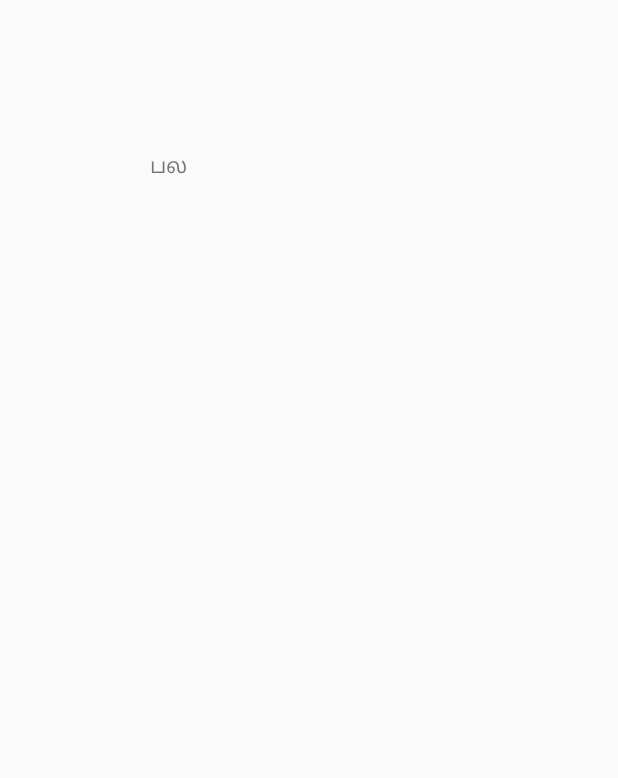
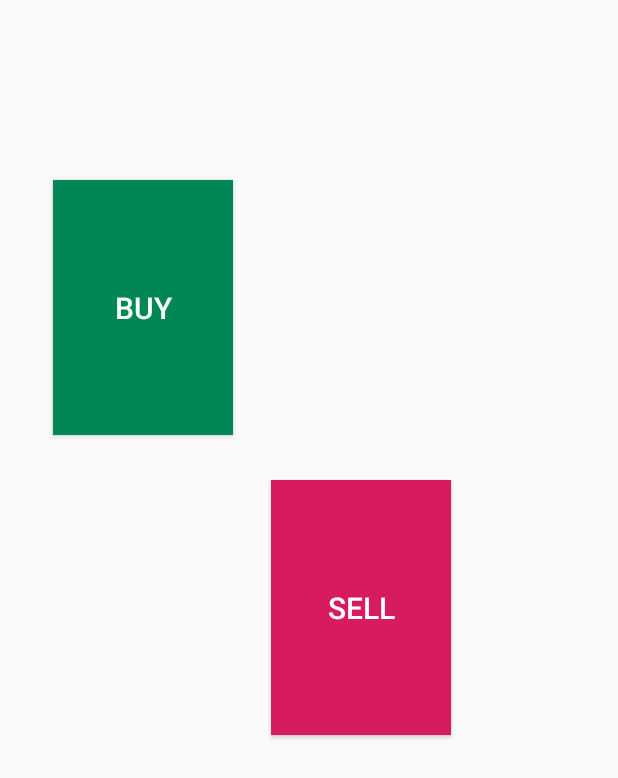
Before and after one commit to MohanPM55/Multi-Vendor, an Android app: the screen it shows after launch (MainActivity), on a phone screen of 412 x 824 dp. Before the commit the part shown is almost empty. Shown: the top 778 px of the screen. Run offline under Robolectric (Android 15) with nearby library versions, the phone set to English and light mode, and no system bars.

Commit message:
Modified MainActivity.java, AndroidManifest.xml, activity_main.xml and Added BuyMainActivity.java, main/res/layout/activity_buy_main.xml

```diff
--- a/app/src/main/AndroidManifest.xml
+++ b/app/src/main/AndroidManifest.xml
@@ -9,7 +9,11 @@
         android:roundIcon="@mipmap/ic_launcher_round"
         android:supportsRtl="true"
         android:theme="@style/AppTheme">
-        <activity android:name=".MainActivity">
+        <activity android:name=".BuyMainActivity"
+            android:screenOrientation="portrait"></activity>
+        <activity android:name=".MainActivity"
+            android:screenOrientation="portrait"
+            >
             <intent-filter>
                 <action android:name="android.intent.action.MAIN" />
 
--- a/app/src/main/java/com/agri/multivendor/MainActivity.java
+++ b/app/src/main/java/com/agri/multivendor/MainActivity.java
@@ -5,17 +5,29 @@ import androidx.appcompat.app.AppCompatActivity;
 
 import android.content.Intent;
 import android.os.Bundle;
-import android.os.Handler;
-
-
-import com.agri.multivendor.R;
+import android.view.View;
+import android.widget.Button;
 
 public class MainActivity extends AppCompatActivity {
+
+    Button buyButton;
 
     @Override
     protected void onCreate(Bundle savedInstanceState) {
         super.onCreate(savedInstanceState);
         setContentView(R.layout.activity_main);
 
+        buyButton = findViewById(R.id.btnBuy);
+        final Intent intent = new Intent(this, BuyMainActivity.class);
+        buyButton.setOnClickListener(new View.OnClickListener() {
+            @Override
+            public void onClick(View view) {
+                startActivity(intent);
+            }
+        });
+
+
+
+
     }
 }
--- a/app/src/main/res/layout/activity_main.xml
+++ b/app/src/main/res/layout/activity_main.xml
@@ -3,15 +3,33 @@
     xmlns:tools="http://schemas.android.com/tools"
     android:layout_width="match_parent"
     android:layout_height="match_parent"
-    android:orientation="vertical"
+    android:orientation="horizontal"
     tools:context=".MainActivity">
 
+    <Button
+        android:clickable="true"
+        android:background="@color/colorPrimary"
+        android:textColor="#ffffff"
+        android:id="@+id/btnBuy"
+        android:layout_width="120dp"
+        android:layout_height="170dp"
+        android:layout_marginTop="120dp"
+        android:layout_marginStart="35dp"
+        android:textSize="20sp"
+        android:text="BUY"
+        />
 
-    <TextView
-        android:layout_width="wrap_content"
-        android:layout_height="wrap_content"
-        android:text="@string/app_name"
-        android:layout_margin="100dp"
+    <Button
+        android:clickable="true"
+        android:background="@color/colorAccent"
+        android:textColor="#ffffff"
+        android:id="@+id/btnSell"
+        android:layout_width="120dp"
+        android:layout_height="170dp"
+        android:layout_marginTop="320dp"
+        android:layout_marginStart="25dp"
+        android:textSize="20sp"
+        android:text="SELL"
         />
 
 </LinearLayout>
```
Also changed, not shown: app/src/main/java/com/agri/multivendor/BuyMainActivity.java (added, +14 -0 lines), app/src/main/res/layout/activity_buy_main.xml (added, +61 -0 lines).
